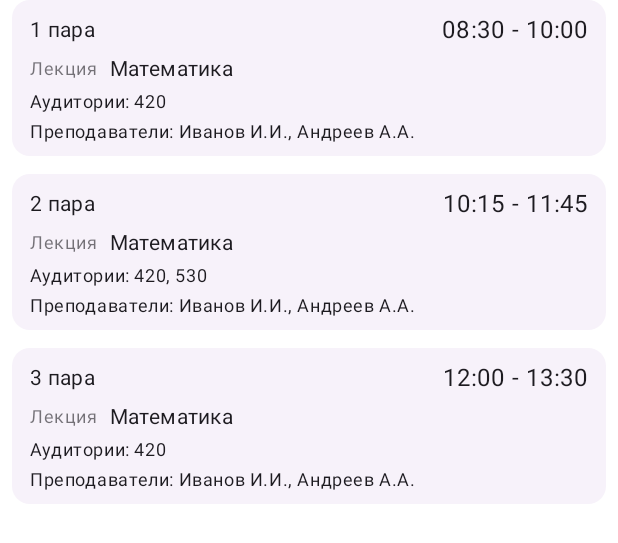
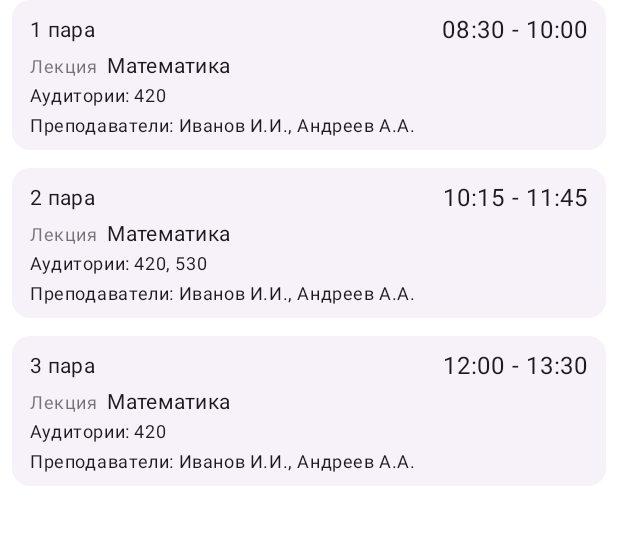
Before and after one commit to sev4ikwasd/rut-schedule, an Android app built with Jetpack Compose: the @Preview function PreviewDayClasses, on a phone screen of 412 x 824 dp. Shown: the top 543 px of the screen. Run offline under Robolectric (Android 15) with nearby library versions, the phone set to English and light mode, and no system bars; our stand-ins replace accompanist.

Commit message:
Make class type and name text appear prettier

```diff
--- a/app/src/main/java/com/sev4ikwasd/rutschedule/ui/schedule/ScheduleScreen.kt
+++ b/app/src/main/java/com/sev4ikwasd/rutschedule/ui/schedule/ScheduleScreen.kt
@@ -14,7 +14,9 @@ import androidx.compose.runtime.*
 import androidx.compose.ui.Alignment
 import androidx.compose.ui.Modifier
 import androidx.compose.ui.platform.LocalContext
+import androidx.compose.ui.text.buildAnnotatedString
 import androidx.compose.ui.text.style.TextAlign
+import androidx.compose.ui.text.withStyle
 import androidx.compose.ui.tooling.preview.Preview
 import androidx.compose.ui.unit.dp
 import com.google.accompanist.pager.ExperimentalPagerApi
@@ -201,19 +203,22 @@ fun ClassCard(classData: Class) {
             }
             Spacer(modifier = Modifier.padding(2.dp))
             Row(verticalAlignment = Alignment.CenterVertically) {
-                CompositionLocalProvider(
-                    LocalContentColor provides LocalContentColor.current.copy(
-                        alpha = 0.6f
-                    )
-                ) {
-                    Text(
-                        text = classData.type, style = MaterialTheme.typography.bodySmall
-                    )
+                val classTypeAndName = buildAnnotatedString {
+                    withStyle(
+                        style = MaterialTheme.typography.bodySmall.copy(
+                            color = MaterialTheme.colorScheme.onSurface.copy(
+                                alpha = 0.6f
+                            )
+                        ).toSpanStyle()
+                    ) {
+                        append(text = classData.type)
+                    }
+                    append(text = "  ")
+                    withStyle(style = MaterialTheme.typography.bodyMedium.toSpanStyle()) {
+                        append(text = classData.name)
+                    }
                 }
-                Spacer(modifier = Modifier.padding(4.dp))
-                Text(
-                    text = classData.name, style = MaterialTheme.typography.bodyMedium
-                )
+                Text(text = classTypeAndName)
             }
             if (classData.classrooms.isNotEmpty()) {
                 Spacer(modifier = Modifier.padding(2.dp))
```
